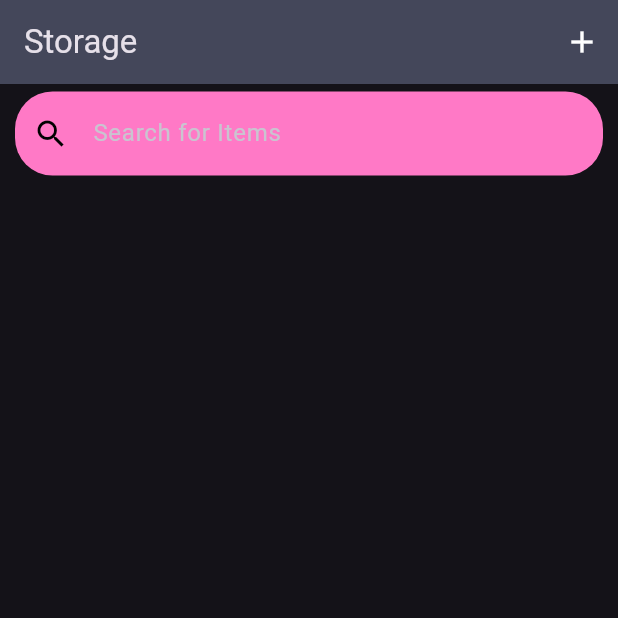
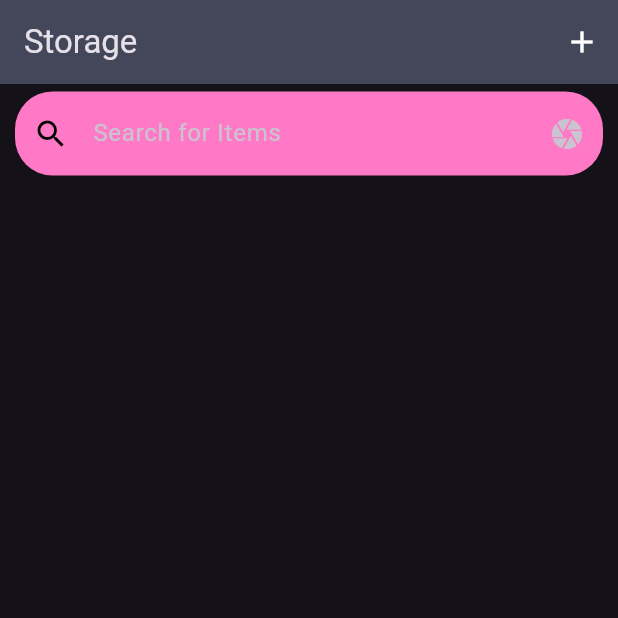
Before and after one commit to jeff06/cooking-friend, a Flutter app: the screen it shows after launch, on a phone screen of 412 x 824 dp, the top half of it. Run offline on Flutter 3.47's test engine with Material 3 defaults, Android fonts, the phone set to English and light mode, and no system bars; our stand-ins replace flutter_form_builder, flutter_spinkit, form_builder_validators, get, isar; missing offline and left inert: mobile_scanner; accounts and stored records are empty; generated files the repository leaves out were written again; Roboto replaces fonts that are missing (Sunflower).

```diff
--- a/lib/main.dart
+++ b/lib/main.dart
@@ -41,9 +41,9 @@ class MyApp extends StatelessWidget {
   @override
   Widget build(BuildContext context) {
     return GetMaterialApp(
-      title: 'Flutter Demo',
+      title: 'Cooking friend',
       theme: _buildDarkTheme(),
-      home: const MyHomePage(title: 'Flutter Demo Home Page'),
+      home: const MyHomePage(title: 'Cooking friend'),
     );
   }
 }
--- a/lib/screens/storage/storage_management.dart
+++ b/lib/screens/storage/storage_management.dart
@@ -166,8 +166,8 @@ class _StorageManagementState extends State<StorageManagement> {
                                 storageController.action ==
                                     StorageManagementAction.edit.name.obs,
                             child: IconButton(
-                              onPressed: () {
-                                storageController.navigateAndDisplaySelection(
+                              onPressed: () async {
+                                await storageController.navigateAndDisplaySelection(
                                     context, _textController);
                               },
                               icon: const Icon(Icons.camera),
--- a/lib/screens/storage/storage_view.dart
+++ b/lib/screens/storage/storage_view.dart
@@ -21,6 +21,7 @@ class StorageView extends StatefulWidget {
 
 class _StorageViewState extends State<StorageView> {
   String currentSearchString = "";
+  TextEditingController searchBarController = TextEditingController();
   final StorageController storageController = Get.find<StorageController>();
   late final StorageService storageService =
       StorageService(storageController, widget.service);
@@ -79,6 +80,7 @@ class _StorageViewState extends State<StorageView> {
                 );
                 refreshList();
               },
+              controller: searchBarController,
               decoration: InputDecoration(
                 filled: true,
                 fillColor: CustomTheme.searchBarBackground,
@@ -88,6 +90,15 @@ class _StorageViewState extends State<StorageView> {
                 ),
                 hintText: "Search for Items",
                 prefixIcon: const Icon(Icons.search),
+                suffixIcon: IconButton(
+                  onPressed: () async {
+                    await storageController.navigateAndDisplaySelection(
+                        context, searchBarController);
+                    currentSearchString = searchBarController.text;
+                    refreshList();
+                  },
+                  icon: const Icon(Icons.camera),
+                ),
                 prefixIconColor: Colors.black,
               ),
             ),
```
Also changed, not shown: lib/getx/controller/storage_controller.dart (+4 -5 lines).
